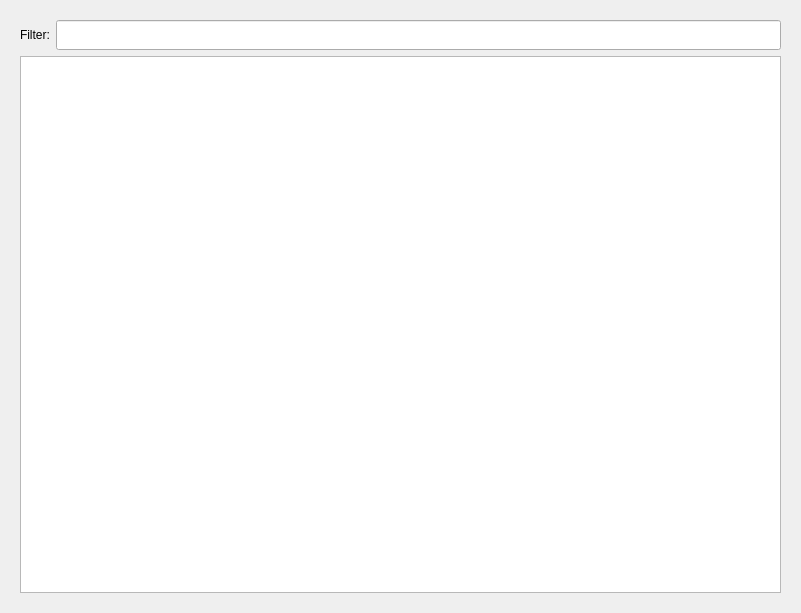
Qt form ui/wizard_result.ui (tappi287/RenderKnecht2) before a commit.
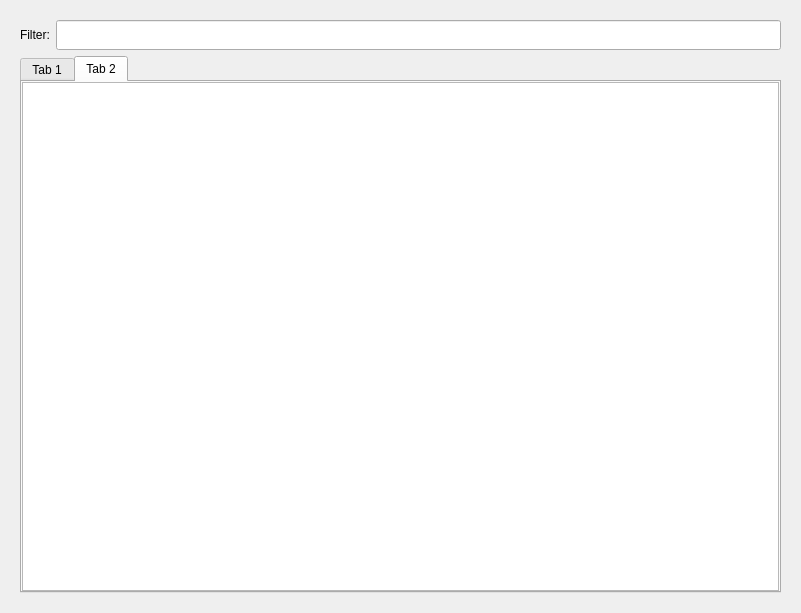
The same form after that commit.

Commit message: add preset wizard result page

Patch:
```diff
--- a/ui/wizard_result.ui
+++ b/ui/wizard_result.ui
@@ -51,7 +51,61 @@
        </layout>
       </item>
       <item>
-       <widget class="QTreeView" name="result_tree"/>
+       <widget class="QTabWidget" name="tabWidget">
+        <property name="currentIndex">
+         <number>1</number>
+        </property>
+        <widget class="QWidget" name="result_tab">
+         <attribute name="title">
+          <string>Tab 1</string>
+         </attribute>
+         <layout class="QVBoxLayout" name="verticalLayout_3">
+          <property name="spacing">
+           <number>0</number>
+          </property>
+          <property name="leftMargin">
+           <number>0</number>
+          </property>
+          <property name="topMargin">
+           <number>0</number>
+          </property>
+          <property name="rightMargin">
+           <number>0</number>
+          </property>
+          <property name="bottomMargin">
+           <number>0</number>
+          </property>
+          <item>
+           <widget class="QTreeView" name="result_tree"/>
+          </item>
+         </layout>
+        </widget>
+        <widget class="QWidget" name="unused_tab">
+         <attribute name="title">
+          <string>Tab 2</string>
+         </attribute>
+         <layout class="QVBoxLayout" name="verticalLayout_2">
+          <property name="spacing">
+           <number>0</number>
+          </property>
+          <property name="leftMargin">
+           <number>0</number>
+          </property>
+          <property name="topMargin">
+           <number>0</number>
+          </property>
+          <property name="rightMargin">
+           <number>0</number>
+          </property>
+          <property name="bottomMargin">
+           <number>0</number>
+          </property>
+          <item>
+           <widget class="QTreeView" name="unused_tree"/>
+          </item>
+         </layout>
+        </widget>
+       </widget>
       </item>
      </layout>
     </widget>
```
The commit also changes 4 other files.
